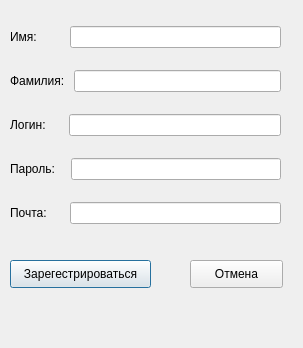
The window that register_form.ui (MishaSok/yandex_pyqt5_project) describes before a commit, drawn with Qt 5.
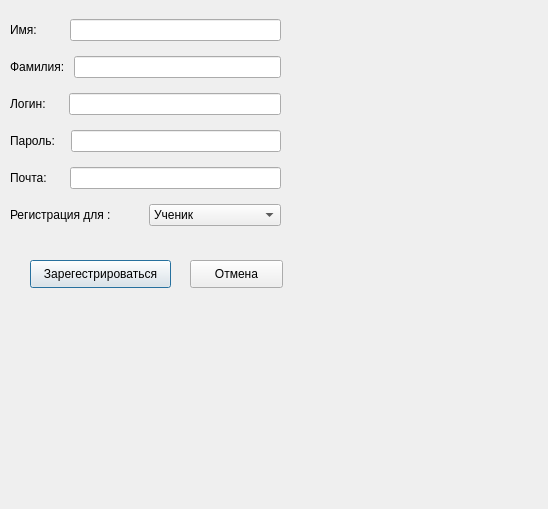
The same window after the commit.

Commit message: - added Register_form class and new ui

What changed in the file:
```diff
--- a/register_form.ui
+++ b/register_form.ui
@@ -6,8 +6,8 @@
    <rect>
     <x>0</x>
     <y>0</y>
-    <width>303</width>
-    <height>348</height>
+    <width>548</width>
+    <height>509</height>
    </rect>
   </property>
   <property name="windowTitle">
@@ -93,12 +93,37 @@
       </item>
      </layout>
     </item>
+    <item>
+     <layout class="QHBoxLayout" name="horizontalLayout_6">
+      <item>
+       <widget class="QLabel" name="label_6">
+        <property name="text">
+         <string>Регистрация для :</string>
+        </property>
+       </widget>
+      </item>
+      <item>
+       <widget class="QComboBox" name="comboBox">
+        <item>
+         <property name="text">
+          <string>Ученик</string>
+         </property>
+        </item>
+        <item>
+         <property name="text">
+          <string>Преподаватель</string>
+         </property>
+        </item>
+       </widget>
+      </item>
+     </layout>
+    </item>
    </layout>
   </widget>
   <widget class="QPushButton" name="pushButton">
    <property name="geometry">
     <rect>
-     <x>10</x>
+     <x>30</x>
      <y>260</y>
      <width>141</width>
      <height>28</height>
```
Left out of the diff: 6 changed lines with no effect on the pictures. The commit also changes 3 other files.
